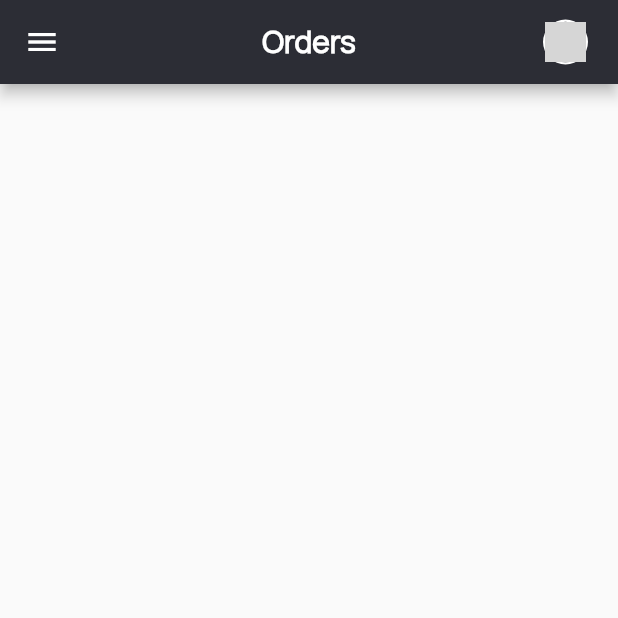
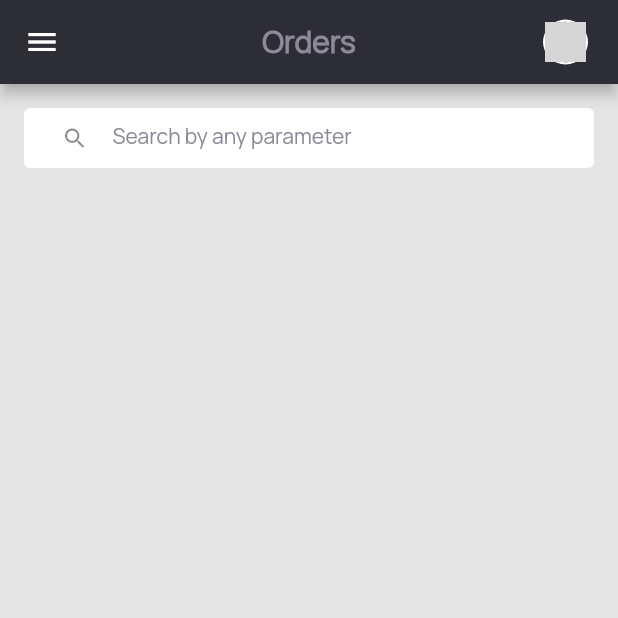
Before and after one commit to bransterrock/app-evolve-ui, a Flutter app: the screen it shows after launch, on a phone screen of 412 x 824 dp, the top half of it. Run offline on Flutter 3.47's test engine with Material 2 defaults, Android fonts, the phone set to English and light mode, and no system bars; our stand-ins replace flutter_svg; grey boxes are pictures that could not be loaded.

Commit message:
added search bar

```diff
--- a/lib/pages/mobile_ui.dart
+++ b/lib/pages/mobile_ui.dart
@@ -1,4 +1,5 @@
 import 'package:app_evolve_ui/utilities/helper.dart';
+import 'package:app_evolve_ui/widgets/search_bar.dart';
 import 'package:flutter/material.dart';
 import 'package:flutter_svg/flutter_svg.dart';
 import 'package:app_evolve_ui/utilities/constants.dart' as constants;
@@ -10,17 +11,35 @@ class MobileUI extends StatefulWidget {
 
 class _MobileUIState extends State<MobileUI> {
   String image = '';
+  String logoPath = '';
   @override
   void initState() {
     super.initState();
     image = constants.avatarImageSvg;
+    logoPath = constants.appEvolveLogo;
   }
 
   @override
   Widget build(BuildContext context) {
     return Scaffold(
+      backgroundColor: constants.SCAFFOLD_BACKGROUND,
+      drawer: Drawer(
+        child: Container(
+          color: constants.SUPER_DARK_BLUE,
+          child: ListView(
+            children: [
+              DrawerHeader(
+                child: SvgPicture.asset(
+                  logoPath,
+                  fit: BoxFit.scaleDown,
+                ),
+              )
+            ],
+          ),
+        ),
+      ),
       appBar: AppBar(
-        leading: Icon(Icons.menu),
+        //leading: Icon(Icons.menu),
         centerTitle: true,
         title: Text(
           'Orders',
@@ -43,7 +62,17 @@ class _MobileUIState extends State<MobileUI> {
           )
         ],
       ),
-      body: Center(),
+      body: Column(
+        children: [
+          Container(
+            child: Column(
+              children: [
+               SearchBar()
+              ],
+            ),
+          ),
+        ],
+      ),
     );
   }
 }
--- a/lib/utilities/constants.dart
+++ b/lib/utilities/constants.dart
@@ -1,5 +1,6 @@
 import 'package:flutter/material.dart';
 
+//Color Strings
 const MaterialColor SUPER_DARK_BLUE = MaterialColor(0xff2C2D35, <int, Color>{
   50: Color(0xff2C2D35),
   100: Color(0xff2C2D35),
@@ -12,6 +13,10 @@ const MaterialColor SUPER_DARK_BLUE = MaterialColor(0xff2C2D35, <int, Color>{
   800: Color(0xff2C2D35),
   900: Color(0xff2C2D35),
 });
+const Color SCAFFOLD_BACKGROUND = Color(0xffE5E5E5);
+const Color MEDIUM_GREY = Color(0xff8C8A98);
 
+//Path Strings
 const String avatarImage = 'assets/images/avatar_image.png';
 const String avatarImageSvg = 'assets/images/avatar_image_svg.svg';
+const String appEvolveLogo = 'assets/images/appevolve_logo.svg';
--- a/lib/utilities/helper.dart
+++ b/lib/utilities/helper.dart
@@ -1,12 +1,17 @@
 import 'package:flutter/cupertino.dart';
+import 'package:app_evolve_ui/utilities/constants.dart';
 
 class Helper {
   static TextStyle defaultTextStyle(
       {double fontSize = 20,
       FontWeight fontWeight = FontWeight.w700,
-      FontStyle fontStyle = FontStyle.normal}) {
+      FontStyle fontStyle = FontStyle.normal,
+      Color color = MEDIUM_GREY}) {
     return TextStyle(
-      fontFamily: 'Manrope',
-        fontSize: fontSize, fontWeight: fontWeight, fontStyle: fontStyle);
+        fontFamily: 'Manrope',
+        fontSize: fontSize,
+        fontWeight: fontWeight,
+        fontStyle: fontStyle,
+        color: color);
   }
 }
--- /dev/null
+++ b/lib/widgets/search_bar.dart
@@ -0,0 +1,30 @@
+import 'package:app_evolve_ui/utilities/helper.dart';
+import 'package:flutter/material.dart';
+
+class SearchBar extends StatelessWidget {
+  @override
+  Widget build(BuildContext context) {
+    return Padding(
+      padding: const EdgeInsets.all(16.0),
+      child: Container(
+        height: 40,
+        padding: const EdgeInsets.symmetric(vertical: 10, horizontal: 25),
+        decoration: BoxDecoration(
+            color: Colors.white, borderRadius: BorderRadius.circular(4)),
+        child: TextField(
+          decoration: InputDecoration(
+              border: InputBorder.none,
+              icon: Icon(Icons.search_rounded),
+              labelText: 'Search by any parameter',
+              labelStyle: Helper.defaultTextStyle(
+                  fontSize: 14,
+                  fontWeight: FontWeight.w400,
+                  fontStyle: FontStyle.normal),
+              floatingLabelBehavior: FloatingLabelBehavior.never,
+              isDense: true,
+              contentPadding: const EdgeInsets.only(bottom: 5)),
+        ),
+      ),
+    );
+  }
+}
```
Also changed, not shown: assets/images/appevolve_logo.svg (added).
